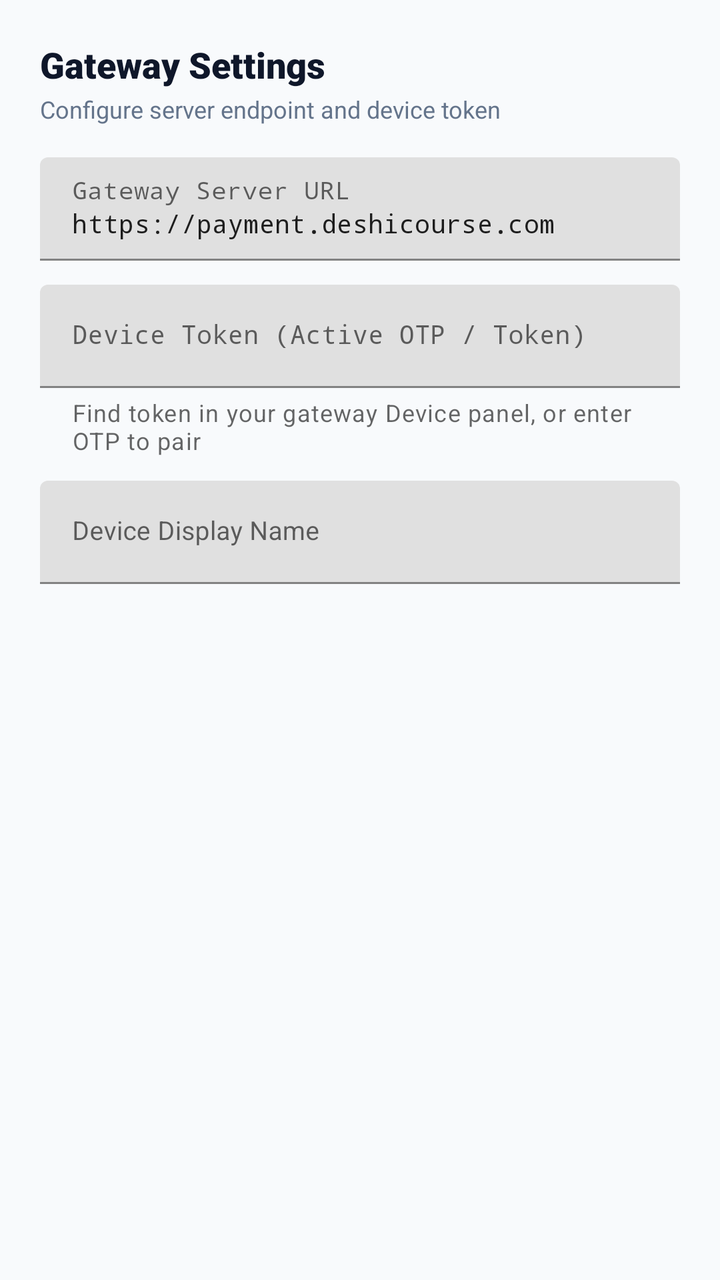
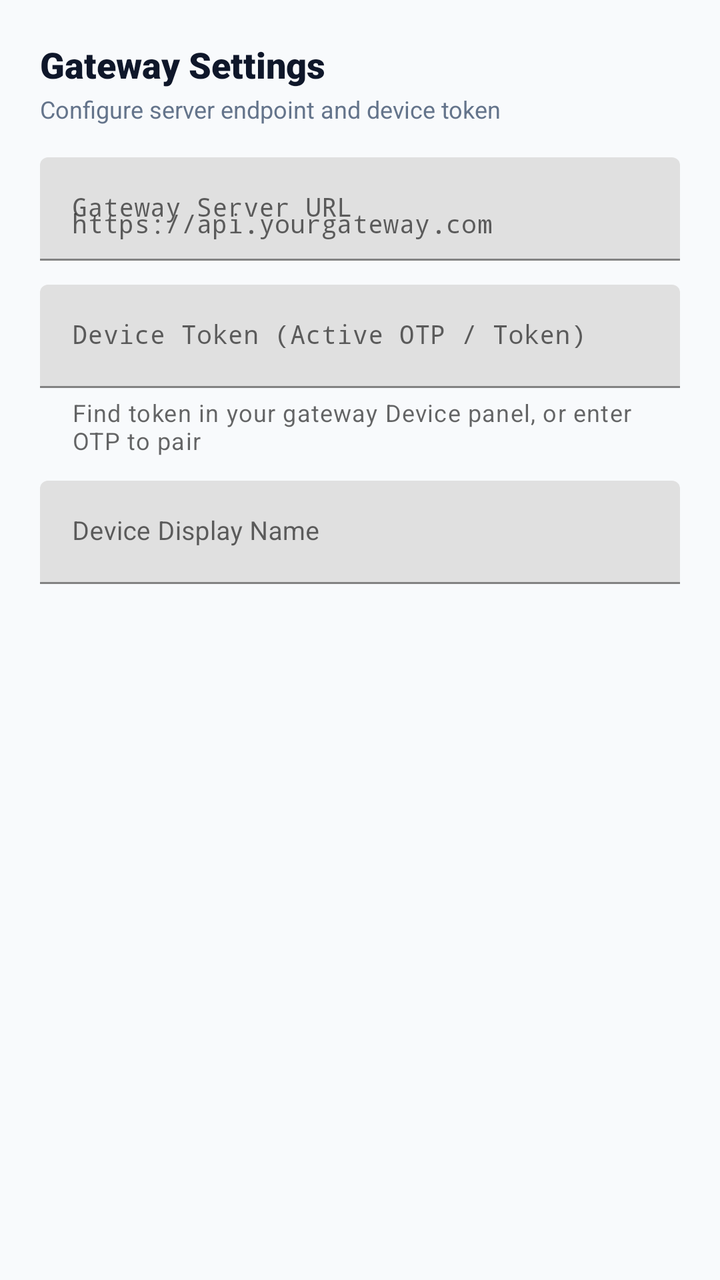

An Android layout rendered at two revisions. The XML below is the earlier revision; the diff shows what the commit changed to produce the second picture.
<!-- AndroidManifest.xml: application theme Theme.DeshiPay -->
<!-- res/layout/dialog_settings.xml -->
<?xml version="1.0" encoding="utf-8"?>
<LinearLayout xmlns:android="http://schemas.android.com/apk/res/android"
    xmlns:app="http://schemas.android.com/apk/res-auto"
    android:layout_width="match_parent"
    android:layout_height="wrap_content"
    android:orientation="vertical"
    android:padding="20dp">

    <TextView
        android:layout_width="wrap_content"
        android:layout_height="wrap_content"
        android:fontFamily="sans-serif-black"
        android:text="Gateway Settings"
        android:textColor="@color/text_primary"
        android:textSize="18sp" />

    <TextView
        android:layout_width="wrap_content"
        android:layout_height="wrap_content"
        android:layout_marginTop="2dp"
        android:text="Configure server endpoint and device token"
        android:textColor="@color/text_secondary"
        android:textSize="12sp" />

    
    <com.google.android.material.textfield.TextInputLayout
        android:layout_width="match_parent"
        android:layout_height="wrap_content"
        android:layout_marginTop="16dp"
        android:hint="Gateway Server URL"
        app:boxStrokeColor="@color/primary">

        <com.google.android.material.textfield.TextInputEditText
            android:id="@+id/etServerUrl"
            android:layout_width="match_parent"
            android:layout_height="wrap_content"
            android:fontFamily="monospace"
            android:inputType="textUri"
            android:text="https://payment.deshicourse.com"
            android:textSize="13sp" />
    </com.google.android.material.textfield.TextInputLayout>

    
    <com.google.android.material.textfield.TextInputLayout
        android:layout_width="match_parent"
        android:layout_height="wrap_content"
        android:layout_marginTop="12dp"
        android:hint="Device Token (Active OTP / Token)"
        app:boxStrokeColor="@color/primary"
        app:helperText="Find token in your gateway Device panel, or enter OTP to pair">

        <com.google.android.material.textfield.TextInputEditText
            android:id="@+id/etDeviceToken"
            android:layout_width="match_parent"
            android:layout_height="wrap_content"
            android:fontFamily="monospace"
            android:inputType="text"
            android:textSize="13sp" />
    </com.google.android.material.textfield.TextInputLayout>

    
    <com.google.android.material.textfield.TextInputLayout
        android:layout_width="match_parent"
        android:layout_height="wrap_content"
        android:layout_marginTop="12dp"
        android:hint="Device Display Name"
        app:boxStrokeColor="@color/primary">

        <com.google.android.material.textfield.TextInputEditText
            android:id="@+id/etDeviceName"
            android:layout_width="match_parent"
            android:layout_height="wrap_content"
            android:inputType="text"
            android:textSize="13sp" />
    </com.google.android.material.textfield.TextInputLayout>

</LinearLayout>
<!-- resources referenced by this layout -->
<resources>
  <color name="primary">#0F172A</color>
  <color name="text_primary">#0F172A</color>
  <color name="text_secondary">#64748B</color>
  <style name="Theme.DeshiPay" parent="Theme.MaterialComponents.DayNight.NoActionBar">
          
          <item name="colorPrimary">@color/primary</item>
          <item name="colorPrimaryVariant">@color/primary_variant</item>
          <item name="colorOnPrimary">@color/on_primary</item>
          
          
          <item name="colorSecondary">@color/secondary</item>
          <item name="colorSecondaryVariant">@color/secondary</item>
          <item name="colorOnSecondary">@color/on_primary</item>
          
          
          <item name="android:statusBarColor">@color/primary</item>
          <item name="android:navigationBarColor">@color/surface</item>
          <item name="android:windowLightStatusBar" tools:targetApi="m">false</item>
          
          
          <item name="android:windowBackground">@color/background</item>
      </style>
  <color name="primary_variant">#020617</color>
  <color name="on_primary">#FFFFFF</color>
  <color name="secondary">#10B981</color>
  <color name="surface">#FFFFFF</color>
  <color name="background">#F8FAFC</color>
</resources>

<!-- the commit's change to res/layout/dialog_settings.xml (unified diff, before → after) -->
@@ -36,7 +36,7 @@
             android:layout_height="wrap_content"
             android:fontFamily="monospace"
             android:inputType="textUri"
-            android:text="https://payment.deshicourse.com"
+            android:hint="https://api.yourgateway.com"
             android:textSize="13sp" />
     </com.google.android.material.textfield.TextInputLayout>
 
